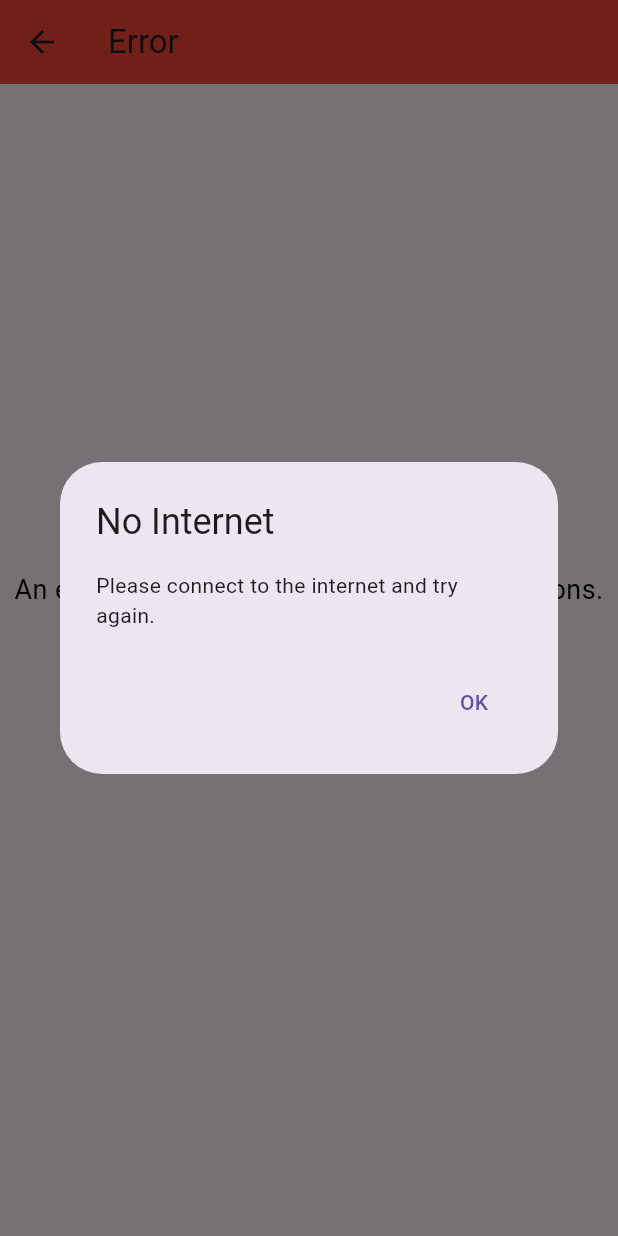
After one commit to deadmoont/Pavilion, a Flutter app: the ErrorScreen screen opened directly, after a tap on "Reload", on a phone screen of 412 x 824 dp. The commit adds this screen. Run offline on Flutter 3.47's test engine with Material 3 defaults, Android fonts, the phone set to English and light mode, and no system bars; our stand-ins replace cached_network_image, chewie, cloud_firestore, connectivity_plus, firebase_core, firebase_messaging and 14 more; missing offline and left inert: animate_gradient, bottom_bar_matu, carousel_slider_plus, dart:ffi; accounts and stored records are empty.

Commit message:
commit 25 naitik : completed done

```diff
--- a/lib/main.dart
+++ b/lib/main.dart
@@ -1,9 +1,13 @@
+import 'dart:developer';
+import 'dart:developer';
+
 import 'package:firebase_core/firebase_core.dart';
 import 'package:flutter/material.dart';
 import 'package:firebase_messaging/firebase_messaging.dart';
 import 'package:pavilion/firebase_options.dart';
 import 'api/notif_api.dart';
 import 'screens/SplashScreen.dart';
+import 'screens/ErrorScreen.dart'; // Import your error screen
 
 final navigatorKey = GlobalKey<NavigatorState>();
 
@@ -23,8 +27,18 @@ void main() async {
     }).catchError((error) {
       print('Failed to subscribe to topic: $error');
     });
+    log("hello1");
 
-    await FirebaseApi().initNotifications();
+    try {
+      await FirebaseApi().initNotifications();
+      log("hello2");
+    } catch (e) {
+      log("Error during notification initialization: $e");
+      // Navigate to error page
+      // navigatorKey.currentState?.pushReplacement(
+      //   MaterialPageRoute(builder: (context) => ErrorScreen()), // Replace with your error screen
+      // );
+    }
   } else {
     print('Notifications will not be initialized as permission is denied.');
   }
@@ -34,6 +48,7 @@ void main() async {
 
 Future<bool> requestNotificationPermission() async {
   FirebaseMessaging messaging = FirebaseMessaging.instance;
+
   NotificationSettings settings = await messaging.requestPermission(
     alert: true,
     announcement: false,
@@ -64,7 +79,8 @@ class MyApp extends StatelessWidget {
     return MaterialApp(
       debugShowCheckedModeBanner: false,
       title: "Effervescence'24",
-      home: SplashScreen(),
+      navigatorKey: navigatorKey, // Set the navigator key here
+      home:  SplashScreen(),
     );
   }
 }
--- /dev/null
+++ b/lib/screens/ErrorScreen.dart
@@ -0,0 +1,88 @@
+import 'dart:developer';
+import 'package:connectivity_plus/connectivity_plus.dart';
+import 'package:flutter/material.dart';
+import '../api/notif_api.dart';
+
+class ErrorScreen extends StatelessWidget {
+  const ErrorScreen({super.key});
+
+  @override
+  Widget build(BuildContext context) {
+    return Scaffold(
+      appBar: AppBar(
+        title: const Text("Error"),
+        backgroundColor: Colors.red,
+      ),
+      body: Center(
+        child: Column(
+          mainAxisAlignment: MainAxisAlignment.center,
+          children: [
+            const Text(
+              'An error occurred while initializing notifications. Please check your internet connection.',
+              style: TextStyle(fontSize: 18, color: Colors.black),
+              textAlign: TextAlign.center,
+            ),
+            const SizedBox(height: 20),
+            ElevatedButton(
+              onPressed: () async {
+                // Check internet connectivity
+                var connectivityResult = await (Connectivity().checkConnectivity());
+                if (connectivityResult == ConnectivityResult.mobile ||
+                    connectivityResult == ConnectivityResult.wifi) {
+                  // If connected to internet, try to reinitialize notifications
+                  try {
+                    await FirebaseApi().initNotifications();
+                    Navigator.of(context).pop(); // Navigate back to the previous screen on success
+                  } catch (e) {
+                    // Log the error and show a dialog if initialization fails again
+                    log("Error during notification initialization: $e");
+                    showDialog(
+                      context: context,
+                      builder: (context) => AlertDialog(
+                        title: const Text("Error"),
+                        content: const Text("Failed to initialize notifications again."),
+                        actions: [
+                          TextButton(
+                            onPressed: () {
+                              Navigator.of(context).pop(); // Close the dialog
+                            },
+                            child: const Text("OK"),
+                          ),
+                        ],
+                      ),
+                    );
+                  }
+                } else {
+                  // If not connected to the internet, show a dialog
+                  showDialog(
+                    context: context,
+                    builder: (context) => AlertDialog(
+                      title: const Text("No Internet"),
+                      content: const Text("Please connect to the internet and try again."),
+                      actions: [
+                        TextButton(
+                          onPressed: () {
+                            Navigator.of(context).pop(); // Close the dialog
+                          },
+                          child: const Text("OK"),
+                        ),
+                      ],
+                    ),
+                  );
+                }
+              },
+              style: ElevatedButton.styleFrom(
+                backgroundColor: Colors.black, // Background color
+                padding: const EdgeInsets.symmetric(horizontal: 20, vertical: 10),
+              ),
+              child: const Text(
+                "Reload",
+                style: TextStyle(fontSize: 16, color: Colors.white),
+              ),
+            ),
+          ],
+        ),
+      ),
+    );
+  }
+}
--- a/pubspec.yaml
+++ b/pubspec.yaml
@@ -60,12 +60,14 @@ dependencies:
   url_launcher: ^6.3.1
   flutter_animate: ^4.5.0
   fluttertoast: ^8.2.8
+  connectivity_plus: ^6.1.0
   intl: ^0.18.0
   pull_to_refresh_flutter3: ^2.0.2
   permission_handler: ^11.3.1
-  connectivity_plus: ^6.1.0
   latlong2: ^0.9.1
   flutter_map: ^7.0.2
+  change_app_package_name: ^1.4.0
+
 
 
 
```
Also changed, not shown: lib/components/Society_Carousel.dart (+6 -3 lines), lib/components/custom_carousel.dart (+19 -8 lines), assets/svgIcons/page2.png (deleted), assets/svgIcons/page3.png (deleted), assets/svgIcons/pencil.png (deleted), assets/svgIcons/search.svg (deleted), assets/svgIcons/sembreakerText.svg (deleted), pubspec.lock, 4 other files.
